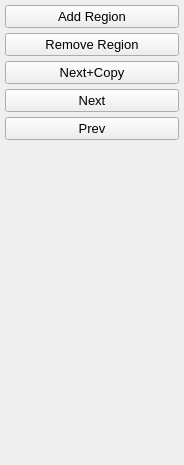
Before: the Qt Designer form src/gui/navigatorwidget.ui in cvisionai/Tator-Native, drawn with Qt 5.
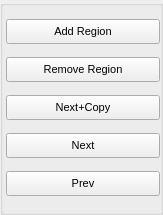
After: the same form once the commit is applied.

The edit to the form file:
```diff
--- a/src/gui/navigatorwidget.ui
+++ b/src/gui/navigatorwidget.ui
@@ -6,8 +6,8 @@
    <rect>
     <x>0</x>
     <y>0</y>
-    <width>184</width>
-    <height>465</height>
+    <width>163</width>
+    <height>215</height>
    </rect>
   </property>
   <property name="sizePolicy">
@@ -16,6 +16,12 @@
     <verstretch>0</verstretch>
    </sizepolicy>
   </property>
+  <property name="minimumSize">
+   <size>
+    <width>0</width>
+    <height>215</height>
+   </size>
+  </property>
   <property name="windowTitle">
    <string>Form</string>
   </property>
@@ -24,27 +30,54 @@
     <number>0</number>
    </property>
    <property name="leftMargin">
-    <number>5</number>
+    <number>0</number>
    </property>
    <property name="topMargin">
-    <number>5</number>
+    <number>0</number>
    </property>
    <property name="rightMargin">
-    <number>5</number>
+    <number>0</number>
    </property>
    <property name="bottomMargin">
-    <number>5</number>
+    <number>0</number>
    </property>
    <item>
     <layout class="QVBoxLayout" name="verticalLayout">
      <property name="spacing">
-      <number>5</number>
+      <number>0</number>
+     </property>
+     <item>
+      <widget class="QGroupBox" name="groupBox">
+       <property name="title">
+        <string/>
+       </property>
+       <layout class="QVBoxLayout" name="verticalLayout_3">
+        <property name="spacing">
+         <number>0</number>
+        </property>
+        <property name="leftMargin">
+         <number>3</number>
+        </property>
+        <property name="topMargin">
+         <number>0</number>
+        </property>
+        <property name="rightMargin">
+         <number>0</number>
+        </property>
+        <property name="bottomMargin">
+         <number>3</number>
      </property>
      <item>
       <widget class="QPushButton" name="add_region_button">
+          <property name="minimumSize">
+           <size>
+            <width>0</width>
+            <height>25</height>
+           </size>
+          </property>
        <property name="font">
         <font>
-         <pointsize>10</pointsize>
+            <pointsize>8</pointsize>
         </font>
        </property>
        <property name="text">
@@ -54,9 +87,15 @@
      </item>
      <item>
       <widget class="QPushButton" name="remove_region_button">
+          <property name="minimumSize">
+           <size>
+            <width>0</width>
+            <height>25</height>
+           </size>
+          </property>
        <property name="font">
         <font>
-         <pointsize>10</pointsize>
+            <pointsize>8</pointsize>
         </font>
        </property>
        <property name="text">
@@ -66,9 +105,15 @@
      </item>
      <item>
       <widget class="QPushButton" name="next_with_copy_button">
+          <property name="minimumSize">
+           <size>
+            <width>0</width>
+            <height>25</height>
+           </size>
+          </property>
        <property name="font">
         <font>
-         <pointsize>10</pointsize>
+            <pointsize>8</pointsize>
         </font>
        </property>
        <property name="text">
@@ -78,9 +123,15 @@
      </item>
      <item>
       <widget class="QPushButton" name="next_button">
+          <property name="minimumSize">
+           <size>
+            <width>0</width>
+            <height>25</height>
+           </size>
+          </property>
        <property name="font">
         <font>
-         <pointsize>10</pointsize>
+            <pointsize>8</pointsize>
         </font>
        </property>
        <property name="text">
@@ -90,9 +141,15 @@
      </item>
      <item>
       <widget class="QPushButton" name="prev_button">
+          <property name="minimumSize">
+           <size>
+            <width>0</width>
+            <height>25</height>
+           </size>
+          </property>
        <property name="font">
         <font>
-         <pointsize>10</pointsize>
+            <pointsize>8</pointsize>
         </font>
        </property>
        <property name="text">
@@ -100,18 +157,8 @@
        </property>
       </widget>
      </item>
-     <item>
-      <spacer name="verticalSpacer">
-       <property name="orientation">
-        <enum>Qt::Vertical</enum>
-       </property>
-       <property name="sizeHint" stdset="0">
-        <size>
-         <width>20</width>
-         <height>40</height>
-        </size>
-       </property>
-      </spacer>
+       </layout>
+      </widget>
      </item>
     </layout>
    </item>
```
Lines whose indentation alone changed are shown as unchanged.
